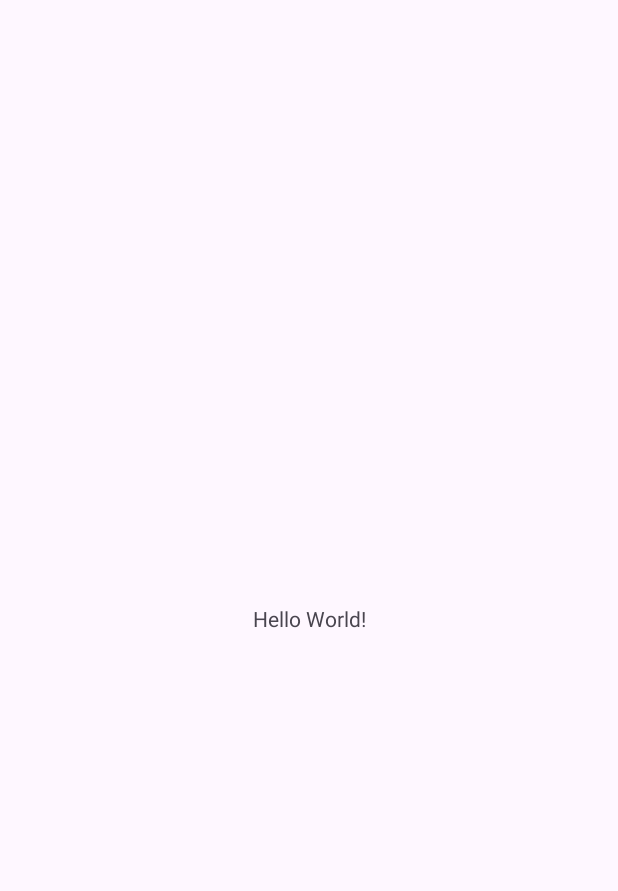
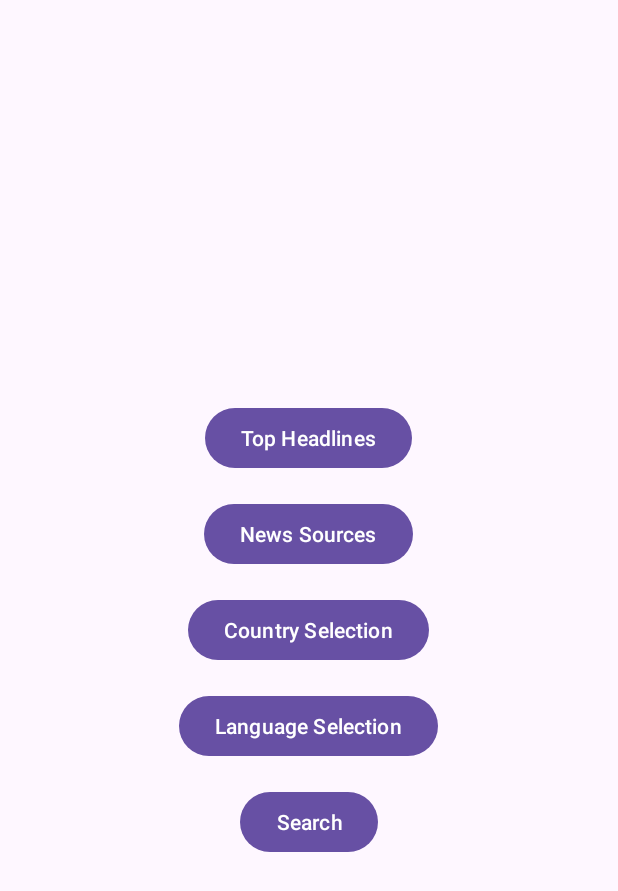
Before and after one commit to Zyro9922/NewsApp-MVVM-Architecture, an Android app: the screen it shows after launch (MainActivity), on a phone screen of 412 x 824 dp. Before the commit the part shown is almost empty. Shown: the top 891 px of the screen. Run offline under Robolectric (Android 15) with nearby library versions, the phone set to English and light mode, and no system bars.

Commit message:
Initialised Empty Activitys

```diff
--- a/app/src/main/java/com/alihasan/newsapp_mvvm_architecture/MainActivity.kt
+++ b/app/src/main/java/com/alihasan/newsapp_mvvm_architecture/MainActivity.kt
@@ -1,11 +1,36 @@
 package com.alihasan.newsapp_mvvm_architecture
 
+import android.content.Intent
 import androidx.appcompat.app.AppCompatActivity
 import android.os.Bundle
+import android.view.View
+import com.alihasan.newsapp_mvvm_architecture.ui.countryselection.CountrySelectionActivity
+import com.alihasan.newsapp_mvvm_architecture.ui.languageselection.LanguageSelectionActivity
+import com.alihasan.newsapp_mvvm_architecture.ui.newssource.NewsSourcesActivity
+import com.alihasan.newsapp_mvvm_architecture.ui.search.SearchActivity
+import com.alihasan.newsapp_mvvm_architecture.ui.topheadline.TopHeadlinesActivity
 
-class MainActivity : AppCompatActivity() {
+class MainActivity : AppCompatActivity(), View.OnClickListener {
     override fun onCreate(savedInstanceState: Bundle?) {
         super.onCreate(savedInstanceState)
         setContentView(R.layout.activity_main)
+
+        setContentView(R.layout.activity_main)
+
+        findViewById<View>(R.id.btnTopHeadlines).setOnClickListener(this)
+        findViewById<View>(R.id.btnNewsSources).setOnClickListener(this)
+        findViewById<View>(R.id.btnCountrySelection).setOnClickListener(this)
+        findViewById<View>(R.id.btnLanguageSelection).setOnClickListener(this)
+        findViewById<View>(R.id.btnSearch).setOnClickListener(this)
+    }
+
+    override fun onClick(view: View) {
+        when (view.id) {
+            R.id.btnTopHeadlines -> startActivity(Intent(this, TopHeadlinesActivity::class.java))
+            R.id.btnNewsSources -> startActivity(Intent(this, NewsSourcesActivity::class.java))
+            R.id.btnCountrySelection -> startActivity(Intent(this, CountrySelectionActivity::class.java))
+            R.id.btnLanguageSelection -> startActivity(Intent(this, LanguageSelectionActivity::class.java))
+            R.id.btnSearch -> startActivity(Intent(this, SearchActivity::class.java))
+        }
     }
 }
--- a/app/src/main/res/layout/activity_main.xml
+++ b/app/src/main/res/layout/activity_main.xml
@@ -1,18 +1,52 @@
 <?xml version="1.0" encoding="utf-8"?>
-<androidx.constraintlayout.widget.ConstraintLayout xmlns:android="http://schemas.android.com/apk/res/android"
-    xmlns:app="http://schemas.android.com/apk/res-auto"
+<RelativeLayout xmlns:android="http://schemas.android.com/apk/res/android"
     xmlns:tools="http://schemas.android.com/tools"
     android:layout_width="match_parent"
     android:layout_height="match_parent"
+    android:gravity="center"
     tools:context=".MainActivity">
 
-    <TextView
+    <Button
+        android:id="@+id/btnTopHeadlines"
         android:layout_width="wrap_content"
         android:layout_height="wrap_content"
-        android:text="Hello World!"
-        app:layout_constraintBottom_toBottomOf="parent"
-        app:layout_constraintEnd_toEndOf="parent"
-        app:layout_constraintStart_toStartOf="parent"
-        app:layout_constraintTop_toTopOf="parent" />
+        android:text="@string/top_headlines"
+        android:layout_marginTop="16dp"
+        android:layout_centerHorizontal="true"/>
 
-</androidx.constraintlayout.widget.ConstraintLayout>
+    <Button
+        android:id="@+id/btnNewsSources"
+        android:layout_width="wrap_content"
+        android:layout_height="wrap_content"
+        android:text="@string/news_sources"
+        android:layout_below="@id/btnTopHeadlines"
+        android:layout_marginTop="16dp"
+        android:layout_centerHorizontal="true"/>
+
+    <Button
+        android:id="@+id/btnCountrySelection"
+        android:layout_width="wrap_content"
+        android:layout_height="wrap_content"
+        android:text="@string/country_selection"
+        android:layout_below="@id/btnNewsSources"
+        android:layout_marginTop="16dp"
+        android:layout_centerHorizontal="true"/>
+
+    <Button
+        android:id="@+id/btnLanguageSelection"
+        android:layout_width="wrap_content"
+        android:layout_height="wrap_content"
+        android:text="@string/language_selection"
+        android:layout_below="@id/btnCountrySelection"
+        android:layout_marginTop="16dp"
+        android:layout_centerHorizontal="true"/>
+
+    <Button
+        android:id="@+id/btnSearch"
+        android:layout_width="wrap_content"
+        android:layout_height="wrap_content"
+        android:text="@string/search"
+        android:layout_below="@id/btnLanguageSelection"
+        android:layout_marginTop="16dp"
+        android:layout_centerHorizontal="true"/>
+</RelativeLayout>
--- a/app/src/main/res/values/strings.xml
+++ b/app/src/main/res/values/strings.xml
@@ -1,3 +1,8 @@
 <resources>
     <string name="app_name">NewsApp-MVVM-Architecture</string>
+    <string name="top_headlines">Top Headlines</string>
+    <string name="news_sources">News Sources</string>
+    <string name="country_selection">Country Selection</string>
+    <string name="language_selection">Language Selection</string>
+    <string name="search">Search</string>
 </resources>
```
Also changed, not shown: app/src/main/AndroidManifest.xml (+22 -0 lines), app/src/main/java/com/alihasan/newsapp_mvvm_architecture/ui/countryselection/CountrySelectionActivity.kt (added, +12 -0 lines), app/src/main/java/com/alihasan/newsapp_mvvm_architecture/ui/languageselection/LanguageSelectionActivity.kt (added, +12 -0 lines), app/src/main/java/com/alihasan/newsapp_mvvm_architecture/ui/newssource/NewsSourcesActivity.kt (added, +12 -0 lines), app/src/main/java/com/alihasan/newsapp_mvvm_architecture/ui/search/SearchActivity.kt (added, +12 -0 lines), app/src/main/java/com/alihasan/newsapp_mvvm_architecture/ui/topheadline/TopHeadlinesActivity.kt (added, +12 -0 lines), app/src/main/res/layout/activity_country_selection.xml (added, +9 -0 lines), app/src/main/res/layout/activity_language_selection.xml (added, +9 -0 lines), app/src/main/res/layout/activity_news_source.xml (added, +9 -0 lines), app/src/main/res/layout/activity_search.xml (added, +10 -0 lines), app/src/main/res/layout/activity_top_headlines.xml (added, +10 -0 lines).
